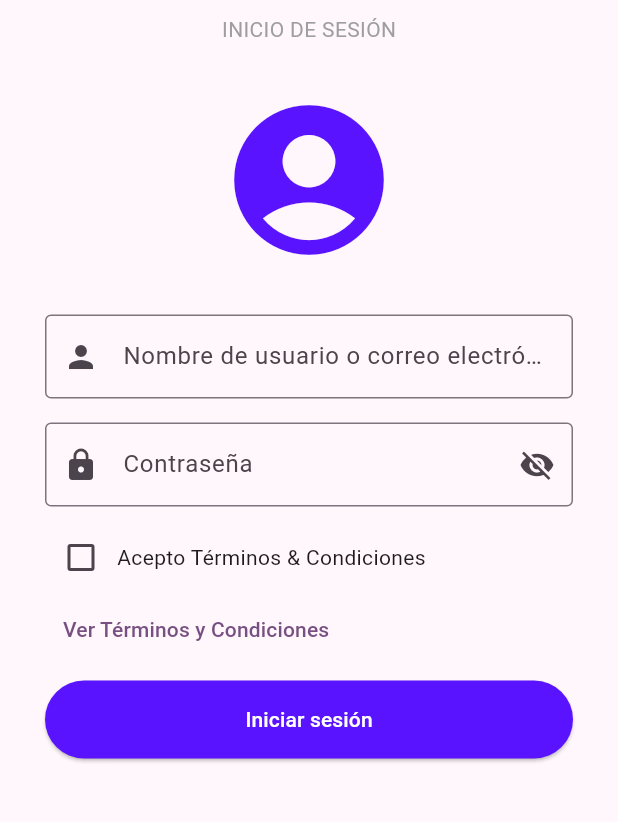
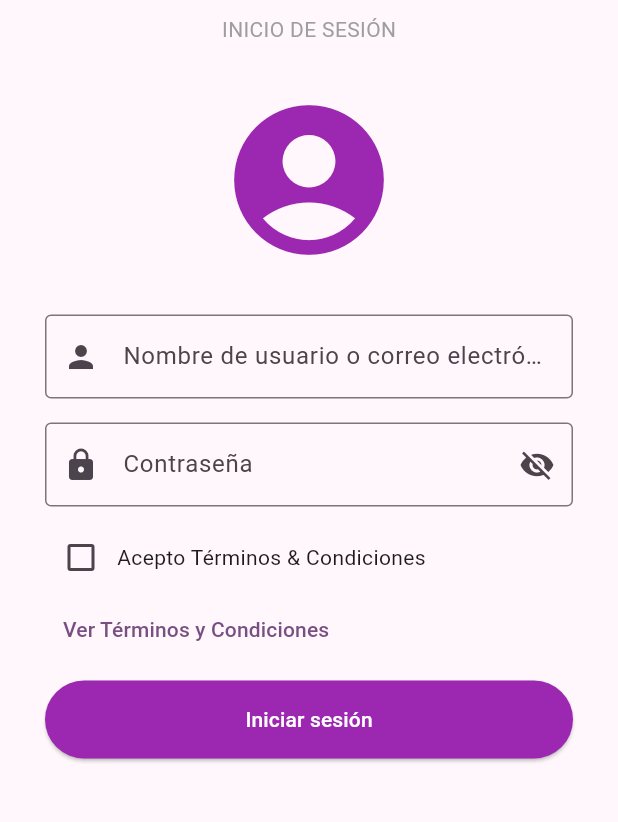
Before and after one commit to Santy28-Bv/usutlax, a Flutter app: the screen it shows after launch, on a phone screen of 412 x 824 dp, the part 134-956 px from its top. Run offline on Flutter 3.47's test engine with Material 3 defaults, Android fonts, the phone set to English and light mode, and no system bars; our stand-ins replace cloud_firestore, firebase_core, intl_phone_field, shared_preferences; accounts and stored records are empty.

Commit message:
icono + Splash Screen + logo letras moradas

```diff
--- a/lib/main_menu.dart
+++ b/lib/main_menu.dart
@@ -31,7 +31,7 @@ class PantallaPrincipal extends StatelessWidget {
             Image.asset(
               'assets/img/usu.png',
               width: 235,
-              height: 125,
+              height: 249,
               fit: BoxFit.contain,
             ),
             const SizedBox(height: 10),
@@ -102,7 +102,7 @@ class PantallaPrincipal extends StatelessWidget {
       onTap: () => Navigator.pushNamed(context, route),
       borderRadius: BorderRadius.circular(12),
       child: Card(
-        color: const Color.fromARGB(255, 90, 19, 255),
+        color: const Color.fromARGB(127, 126, 85, 223),
         shape: RoundedRectangleBorder(borderRadius: BorderRadius.circular(16)),
         elevation: 6,
         child: Center(
--- a/lib/screens/login_screen.dart
+++ b/lib/screens/login_screen.dart
@@ -176,7 +176,7 @@ class _LoginScreenState extends State<LoginScreen> {
                 const Icon(
                   Icons.account_circle,
                   size: 120,
-                  color: Color.fromARGB(255, 90, 19, 255),
+                  color: Colors.purple,
                 ),
                 const SizedBox(height: 30),
                 TextField(
@@ -241,7 +241,7 @@ class _LoginScreenState extends State<LoginScreen> {
                   child: ElevatedButton(
                     onPressed: _cargando ? null : _iniciarSesion,
                     style: ElevatedButton.styleFrom(
-                      backgroundColor: const Color.fromARGB(255, 90, 19, 255),
+                      backgroundColor: Colors.purple,
                       padding: const EdgeInsets.symmetric(vertical: 16),
                     ),
                     child: const Text(
```
